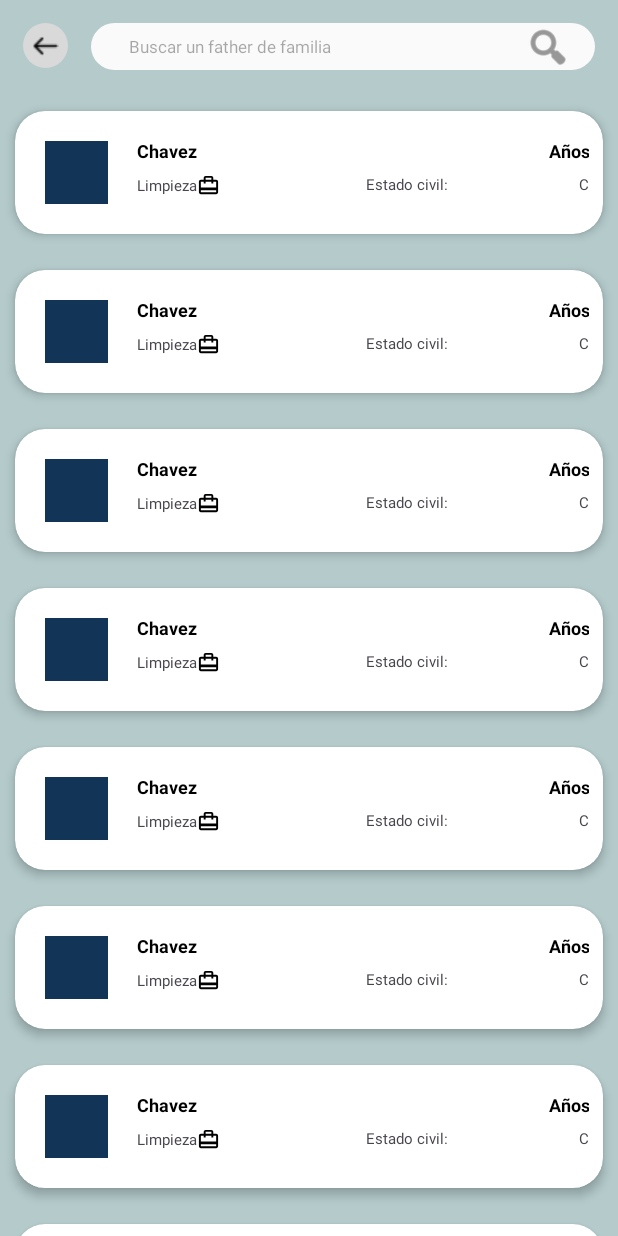
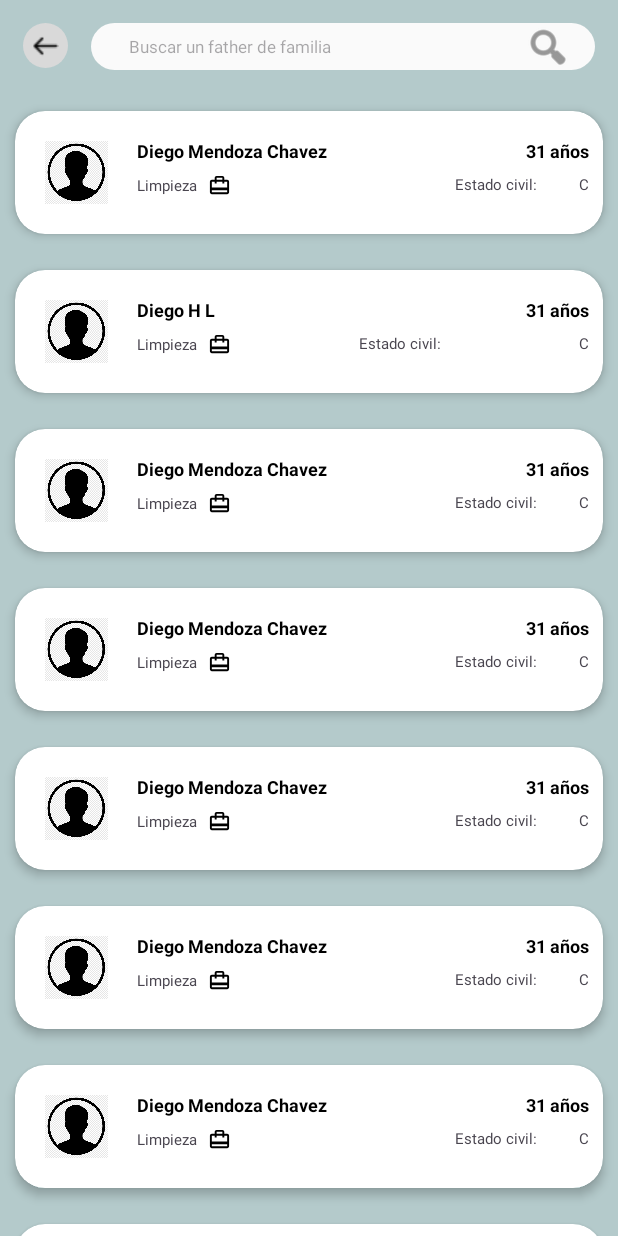
Before and after one commit to DhenisGit/Figuras_geometricas, an Android app: the FatherActivity screen opened directly, with no data from a screen before it, on a phone screen of 412 x 824 dp. Run offline under Robolectric (Android 15) with nearby library versions, the phone set to English and light mode, and no system bars.

Commit message:
ultimos cambios1

```diff
--- a/app/src/main/java/com/dhenis/polomorfismo/listado/FatherActivity.java
+++ b/app/src/main/java/com/dhenis/polomorfismo/listado/FatherActivity.java
@@ -12,14 +12,14 @@ import android.view.View;
 import com.dhenis.polomorfismo.MainActivity;
 import com.dhenis.polomorfismo.R;
 
-import com.dhenis.polomorfismo.modelos.ListAdapterFather;
-import com.dhenis.polomorfismo.modelos.ListElementFather;
+import com.dhenis.polomorfismo.modelos.ListAdapter;
+import com.dhenis.polomorfismo.modelos.ListElement;
 
 import java.util.ArrayList;
 import java.util.List;
 
 public class FatherActivity extends AppCompatActivity {
-    List<ListElementFather> elements;
+    private List<ListElement> elements;
 
     ConstraintLayout cl;
 
@@ -40,26 +40,26 @@ public class FatherActivity extends AppCompatActivity {
         init();
     }
 
-    public void init() {
+    private void init() {
         elements = new ArrayList<>();
-        elements.add(new ListElementFather("#123456", "Diego", "Mendoza", "Chavez", "Limpieza", 31, "C"));
-        elements.add(new ListElementFather("#123456", "Diego", "Mendoza", "Chavez", "Limpieza", 31, "C"));
-        elements.add(new ListElementFather("#123456", "Diego", "Mendoza", "Chavez", "Limpieza", 31, "C"));
-        elements.add(new ListElementFather("#123456", "Diego", "Mendoza", "Chavez", "Limpieza", 31, "C"));
-        elements.add(new ListElementFather("#123456", "Diego", "Mendoza", "Chavez", "Limpieza", 31, "C"));
-        elements.add(new ListElementFather("#123456", "Diego", "Mendoza", "Chavez", "Limpieza", 31, "C"));
-        elements.add(new ListElementFather("#123456", "Diego", "Mendoza", "Chavez", "Limpieza", 31, "C"));
-        elements.add(new ListElementFather("#123456", "Diego", "Mendoza", "Chavez", "Limpieza", 31, "C"));
-        elements.add(new ListElementFather("#123456", "Diego", "Mendoza", "Chavez", "Limpieza", 31, "C"));
-        elements.add(new ListElementFather("#123456", "Diego", "Mendoza", "Chavez", "Limpieza", 31, "C"));
-        elements.add(new ListElementFather("#123456", "Diego", "Mendoza", "Chavez", "Limpieza", 31, "C"));
-        elements.add(new ListElementFather("#123456", "Diego", "Mendoza", "Chavez", "Limpieza", 31, "C"));
-        elements.add(new ListElementFather("#123456", "Diego", "Mendoza", "Chavez", "Limpieza", 31, "C"));
-        elements.add(new ListElementFather("#123456", "Diego", "Mendoza", "Chavez", "Limpieza", 31, "C"));
-        elements.add(new ListElementFather("#123456", "Diego", "Mendoza", "Chavez", "Limpieza", 31, "C"));
-        elements.add(new ListElementFather("#123456", "Diego", "Mendoza", "Chavez", "Limpieza", 31, "C"));
+        elements.add(new ListElement("#123456", "Diego", "Mendoza", "Chavez", "Limpieza", 31, "C"));
+        elements.add(new ListElement("#123456", "Diego", "H", "L", "Limpieza", 31, "C"));
+        elements.add(new ListElement("#123456", "Diego", "Mendoza", "Chavez", "Limpieza", 31, "C"));
+        elements.add(new ListElement("#123456", "Diego", "Mendoza", "Chavez", "Limpieza", 31, "C"));
+        elements.add(new ListElement("#123456", "Diego", "Mendoza", "Chavez", "Limpieza", 31, "C"));
+        elements.add(new ListElement("#123456", "Diego", "Mendoza", "Chavez", "Limpieza", 31, "C"));
+        elements.add(new ListElement("#123456", "Diego", "Mendoza", "Chavez", "Limpieza", 31, "C"));
+        elements.add(new ListElement("#123456", "Diego", "Mendoza", "Chavez", "Limpieza", 31, "C"));
+        elements.add(new ListElement("#123456", "Diego", "Mendoza", "Chavez", "Limpieza", 31, "C"));
+        elements.add(new ListElement("#123456", "Diego", "Mendoza", "Chavez", "Limpieza", 31, "C"));
+        elements.add(new ListElement("#123456", "Diego", "Mendoza", "Chavez", "Limpieza", 31, "C"));
+        elements.add(new ListElement("#123456", "Diego", "Mendoza", "Chavez", "Limpieza", 31, "C"));
+        elements.add(new ListElement("#123456", "Diego", "Mendoza", "Chavez", "Limpieza", 31, "C"));
+        elements.add(new ListElement("#123456", "Diego", "Mendoza", "Chavez", "Limpieza", 31, "C"));
+        elements.add(new ListElement("#123456", "Diego", "Mendoza", "Chavez", "Limpieza", 31, "C"));
+        elements.add(new ListElement("#123456", "Diego", "Mendoza", "Chavez", "Limpieza", 31, "C"));
 
-        ListAdapterFather listAdapterFather = new ListAdapterFather(elements, this);
+        ListAdapter listAdapterFather = new ListAdapter(elements, this);
         RecyclerView recyclerView = findViewById(R.id.listRV);
         recyclerView.setHasFixedSize(true);
         recyclerView.setLayoutManager(new LinearLayoutManager(this));
--- a/app/src/main/java/com/dhenis/polomorfismo/modelos/ListAdapterFather.java
+++ b/app/src/main/java/com/dhenis/polomorfismo/modelos/ListAdapter.java
@@ -1,12 +1,9 @@
 package com.dhenis.polomorfismo.modelos;
 
 import android.content.Context;
-import android.graphics.Color;
-import android.graphics.PorterDuff;
 import android.view.LayoutInflater;
 import android.view.View;
 import android.view.ViewGroup;
-import android.widget.ImageView;
 import android.widget.TextView;
 
 import androidx.recyclerview.widget.RecyclerView;
@@ -15,13 +12,13 @@ import com.dhenis.polomorfismo.R;
 
 import java.util.List;
 
-public class ListAdapterFather extends RecyclerView.Adapter<ListAdapterFather.ViewHolder> {
+public class ListAdapter extends RecyclerView.Adapter<ListAdapter.ViewHolder> {
 
-    private List<ListElementFather> mData;
+    private List<ListElement> mData;
     private LayoutInflater mInflater;
     private Context context;
 
-    public ListAdapterFather(List<ListElementFather> itemList, Context context) {
+    public ListAdapter(List<ListElement> itemList, Context context) {
         this.mInflater = LayoutInflater.from(context);
         this.context = context;
         this.mData = itemList;
@@ -31,28 +28,28 @@ public class ListAdapterFather extends RecyclerView.Adapter<ListAdapterFather.Vi
         return mData.size();
     }
 
-    public  ListAdapterFather.ViewHolder onCreateViewHolder(ViewGroup parent, int viewType) {
+    public  ListAdapter.ViewHolder onCreateViewHolder(ViewGroup parent, int viewType) {
         View view = mInflater.inflate(R.layout.list_element_father, null);
-        return new ListAdapterFather.ViewHolder(view);
+        return new ListAdapter.ViewHolder(view);
     }
 
     @Override
-    public void onBindViewHolder(final ListAdapterFather.ViewHolder holder, final int position) {
+    public void onBindViewHolder(final ListAdapter.ViewHolder holder, final int position) {
         holder.bindData(mData.get(position));
     }
 
-    public void setItems(List<ListElementFather> items) {
+    public void setItems(List<ListElement> items) {
         mData = items;
     }
 
     public  class  ViewHolder extends RecyclerView.ViewHolder {
-        ImageView img;
+        /*ImageView img;*/
         TextView name, apellido_p, apellido_m,puesto_laboral, anos, resulta;
 
         ViewHolder(View itemView) {
             super(itemView);
 
-            img = itemView.findViewById(R.id.iconImgView);
+            /*img = itemView.findViewById(R.id.iconImgView);*/
             name = itemView.findViewById(R.id.nombre_completo);
             apellido_p = itemView.findViewById(R.id.nombre_completo);
             apellido_m = itemView.findViewById(R.id.nombre_completo);
@@ -61,13 +58,13 @@ public class ListAdapterFather extends RecyclerView.Adapter<ListAdapterFather.Vi
             resulta = itemView.findViewById(R.id.resul);
         }
 
-        void bindData(final ListElementFather item) {
-            img.setColorFilter(Color.parseColor(item.getImg()), PorterDuff.Mode.SRC_IN);
-            name.setText(item.getName());
-            apellido_p.setText(item.getApellido_p());
-            apellido_m.setText(item.getApellido_m());
+        void bindData(final ListElement item) {
+            /*img.setColorFilter(Color.parseColor(item.getImg()), PorterDuff.Mode.SRC_IN);*/
+            name.setText(item.getName() + " " +item.getApellido_p() + " " + item.getApellido_m());
+            /*apellido_p.setText(item.getApellido_p());*/
+            /*apellido_m.setText(item.getApellido_m());*/
             puesto_laboral.setText(item.getPuesto_laboral());
-            anos.setText(item.getAnos());
+            anos.setText(String.valueOf(item.getAnos() + " años"));
             resulta.setText(item.getResulta());
         }
     }
--- a/app/src/main/java/com/dhenis/polomorfismo/modelos/ListElementFather.java
+++ b/app/src/main/java/com/dhenis/polomorfismo/modelos/ListElement.java
@@ -1,15 +1,15 @@
 package com.dhenis.polomorfismo.modelos;
 
-public class ListElementFather {
-    public String img;
-    public String name;
-    public String apellido_p;
-    public String apellido_m;
-    public String puesto_laboral;
-    public Integer anos;
-    public String resulta;
+public class ListElement {
+    private String img;
+    private String name;
+    private String apellido_p;
+    private String apellido_m;
+    private String puesto_laboral;
+    private Integer anos;
+    private String resulta;
 
-    public ListElementFather(String img, String name, String apellido_p, String apellido_m, String puesto_laboral, Integer anos, String resulta) {
+    public ListElement(String img, String name, String apellido_p, String apellido_m, String puesto_laboral, Integer anos, String resulta) {
         this.img = img;
         this.name = name;
         this.apellido_p = apellido_p;
--- a/app/src/main/res/layout/activity_mather.xml
+++ b/app/src/main/res/layout/activity_mather.xml
@@ -55,4 +55,10 @@
 
     </LinearLayout>
 
+    <androidx.recyclerview.widget.RecyclerView
+        android:id="@+id/list_mather"
+        android:layout_width="match_parent"
+        android:layout_height="match_parent"
+        android:layout_marginTop="15dp"/>
+
 </LinearLayout>
--- a/app/src/main/res/layout/list_element_father.xml
+++ b/app/src/main/res/layout/list_element_father.xml
@@ -56,17 +56,27 @@
                     android:textSize="12sp"
                     android:textStyle="bold" />
 
-                <TextView
-                    android:id="@+id/laboral"
-                    android:layout_width="match_parent"
-                    android:layout_height="wrap_content"
-                    android:layout_marginTop="5dp"
-                    android:text="Puesto laboral"
-                    android:textSize="10sp"
-                    android:drawableEnd="@drawable/ic_card_travel"
-                    android:drawableTint="@color/black"
-                    android:gravity="center_vertical"
-                    android:paddingEnd="12dp"/>
+               <LinearLayout
+                   android:layout_width="match_parent"
+                   android:layout_height="wrap_content"
+                   android:orientation="horizontal"
+                   android:gravity="center_vertical"
+                   android:layout_marginTop="5dp">
+
+                   <TextView
+                       android:id="@+id/laboral"
+                       android:layout_width="wrap_content"
+                       android:layout_height="wrap_content"
+                       android:text="Puesto laboral"
+                       android:textSize="10sp" />
+
+                   <ImageView
+                       android:layout_width="wrap_content"
+                       android:layout_height="wrap_content"
+                       android:src="@drawable/ic_card_travel"
+                       android:layout_marginLeft="7dp"/>
+
+               </LinearLayout>
 
             </LinearLayout>
 
```
Also changed, not shown: app/src/main/java/com/dhenis/polomorfismo/listado/MatherActivity.java (+45 -0 lines).
